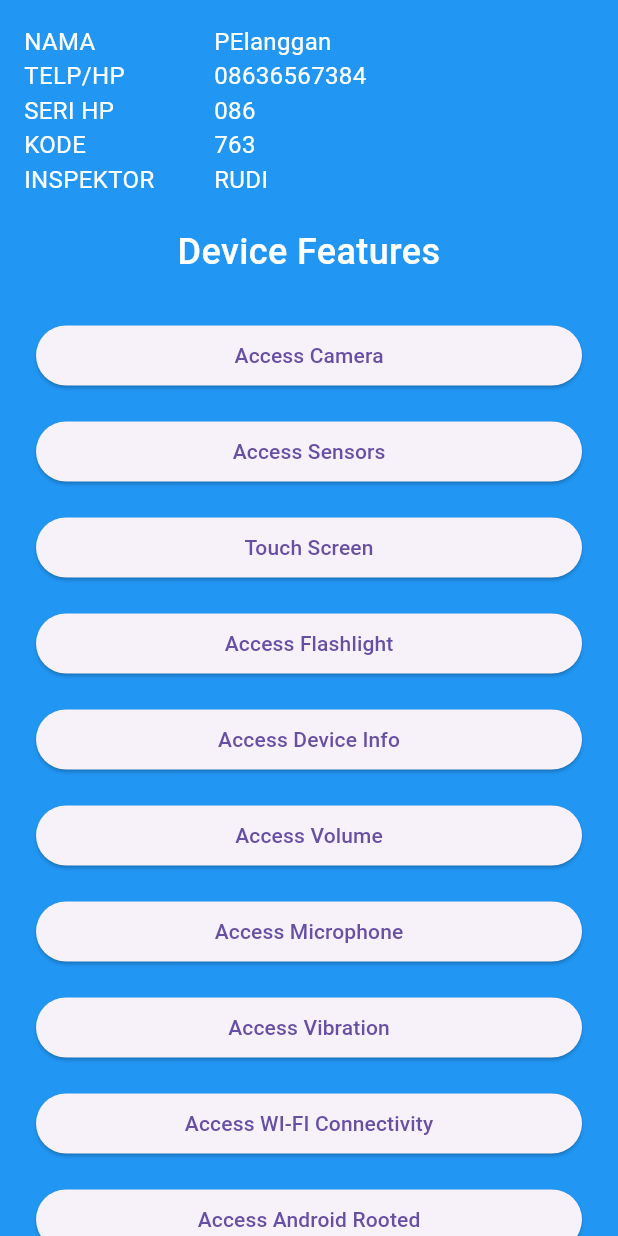
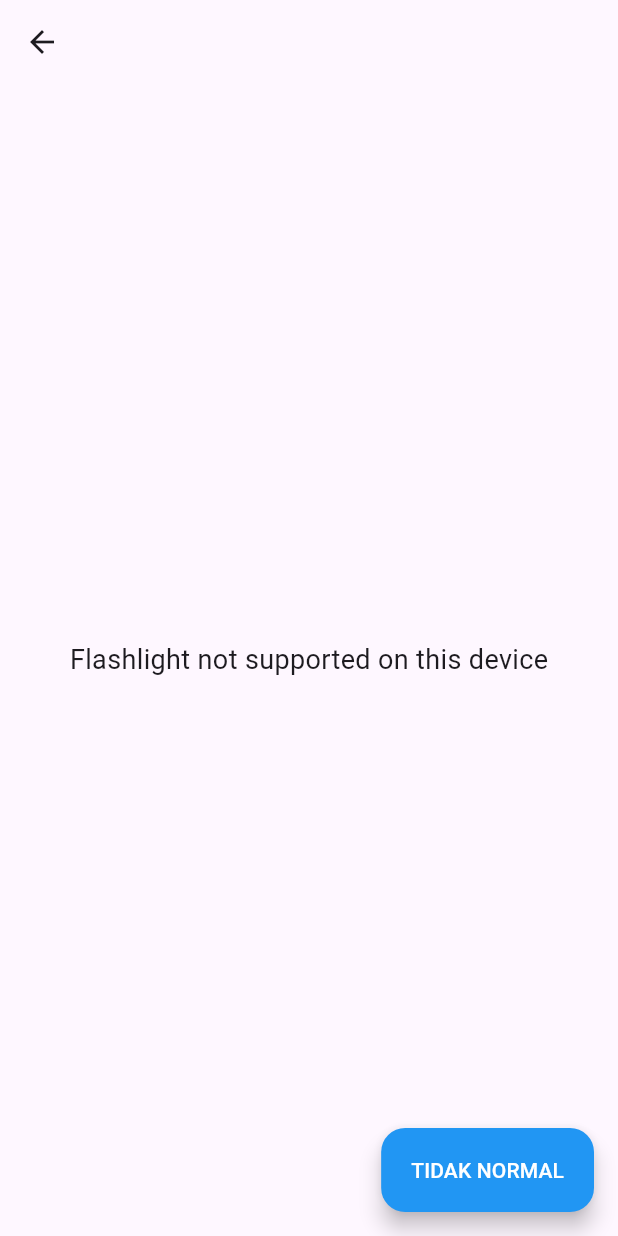
Before and after one commit to amiqyolo/gitss, a Flutter app: the MenusInspectionView screen opened by its route, after a tap on "Access Flashlight", on a phone screen of 412 x 824 dp. Run offline on Flutter 3.47's test engine with Material 3 defaults, Android fonts, the phone set to English and light mode, and no system bars; our stand-ins replace camera, flutter_svg, get; missing offline and left inert: torch_light.

Commit message:
create & implement flashlight feature

```diff
--- /dev/null
+++ b/lib/app/modules/flashlight_feature/bindings/flashlight_feature_binding.dart
@@ -0,0 +1,12 @@
+import 'package:get/get.dart';
+
+import '../controllers/flashlight_feature_controller.dart';
+
+class FlashlightFeatureBinding extends Bindings {
+  @override
+  void dependencies() {
+    Get.lazyPut<FlashlightFeatureController>(
+      () => FlashlightFeatureController(),
+    );
+  }
+}
--- /dev/null
+++ b/lib/app/modules/flashlight_feature/controllers/flashlight_feature_controller.dart
@@ -0,0 +1,51 @@
+import 'package:flutter/services.dart';
+import 'package:get/get.dart';
+import 'package:torch_light/torch_light.dart';
+
+class FlashlightFeatureController extends GetxController {
+  final RxBool _isFlashOn = false.obs;
+  final RxBool _isFlashSupported = false.obs;
+
+  RxBool get isFlashOn => _isFlashOn;
+  RxBool get isFlashSupported => _isFlashSupported;
+
+  Future<void> _checkFlashSupport() async {
+    try {
+      final isSupported = await TorchLight.isTorchAvailable();
+        _isFlashSupported.value = isSupported;
+    } catch (e) {
+        _isFlashSupported.value = false;
+    }
+  }
+
+  Future<void> toggleFlash() async {
+    if (!_isFlashSupported.value) return;
+
+    try {
+      if (_isFlashOn.value) {
+        await TorchLight.disableTorch();
+      } else {
+        await TorchLight.enableTorch();
+      }
+        _isFlashOn.value = !_isFlashOn.value;
+    } catch (e) {
+      Get.snackbar('Torch error', e.toString());
+    }
+  }
+
+  @override
+  void onInit() {
+    super.onInit();
+    _checkFlashSupport();
+  }
+
+  @override
+  void onReady() {
+    super.onReady();
+  }
+
+  @override
+  void onClose() {
+    super.onClose();
+  }
+}
--- /dev/null
+++ b/lib/app/modules/flashlight_feature/views/flashlight_feature_view.dart
@@ -0,0 +1,40 @@
+import 'package:flutter/material.dart';
+
+import 'package:get/get.dart';
+
+import '../controllers/flashlight_feature_controller.dart';
+
+class FlashlightFeatureView extends GetView<FlashlightFeatureController> {
+  const FlashlightFeatureView({super.key});
+  @override
+  Widget build(BuildContext context) {
+    return Scaffold(
+      appBar: AppBar(),
+      body: Center(
+        child: controller.isFlashSupported.value
+            ? IconButton(
+          icon: Icon(controller.isFlashOn.value ? Icons.flash_on : Icons.flash_off),
+          iconSize: 64.0,
+          onPressed: controller.toggleFlash,
+        )
+            : const Text(
+          "Flashlight not supported on this device",
+          style: TextStyle(fontSize: 18),
+        ),
+      ),
+      floatingActionButton: FloatingActionButton.extended(
+        backgroundColor: Colors.blue,
+        onPressed: () {
+          controller.isFlashSupported.value ? 'NORMAL' : 'TIDAK NORMAL';
+          Get.back();
+        },
+        label: Text(
+          controller.isFlashSupported.value ? 'NORMAL' : 'TIDAK NORMAL',
+          style: const TextStyle(
+            color: Colors.white,
+          ),
+        ),
+      ),
+    );
+  }
+}
--- a/lib/app/modules/menus_inspection/views/menus_inspection_view.dart
+++ b/lib/app/modules/menus_inspection/views/menus_inspection_view.dart
@@ -173,7 +173,7 @@ class MenusInspectionView extends GetView<MenusInspectionController> {
                     ),
                     FeatureButton(
                       label: 'Access Flashlight',
-                      onTap: () => Get.to(() => const MenusInspectionView()),
+                      onTap: () => Get.toNamed(Routes.FLASHLIGHT_FEATURE),
                     ),
                     FeatureButton(
                       label: 'Access Device Info',
--- a/lib/app/routes/app_routes.dart
+++ b/lib/app/routes/app_routes.dart
@@ -19,6 +19,7 @@ abstract class Routes {
   static const CAMERA_FEATURE = _Paths.CAMERA_FEATURE;
   static const SENSOR_FEATURE = _Paths.SENSOR_FEATURE;
   static const TOUCHSCREEN_FEATURE = _Paths.TOUCHSCREEN_FEATURE;
+  static const FLASHLIGHT_FEATURE = _Paths.FLASHLIGHT_FEATURE;
 }
 
 abstract class _Paths {
@@ -39,4 +40,5 @@ abstract class _Paths {
   static const CAMERA_FEATURE = '/camera-feature';
   static const SENSOR_FEATURE = '/sensor-feature';
   static const TOUCHSCREEN_FEATURE = '/touchscreen-feature';
+  static const FLASHLIGHT_FEATURE = '/flashlight-feature';
 }
--- a/pubspec.yaml
+++ b/pubspec.yaml
@@ -39,6 +39,7 @@ dependencies:
   flutter_svg: ^2.0.16
   camera: ^0.11.0+2
   path_provider: ^2.1.5
+  torch_light: ^1.1.0
 
 dev_dependencies:
   flutter_test:
```
Also changed, not shown: lib/app/routes/app_pages.dart (+7 -0 lines), pubspec.lock.
